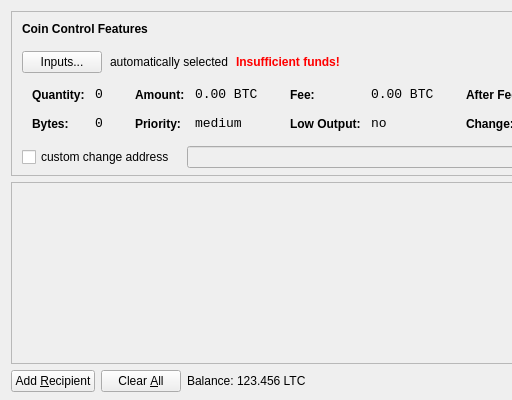
The window that src/qt/forms/sendcoinsdialog.ui (tppcoin/tppcoin) describes before a commit, drawn with Qt 5; both pictures show x 0 to 512 and y 0 to 400 of the 850 by 400 pixel window.
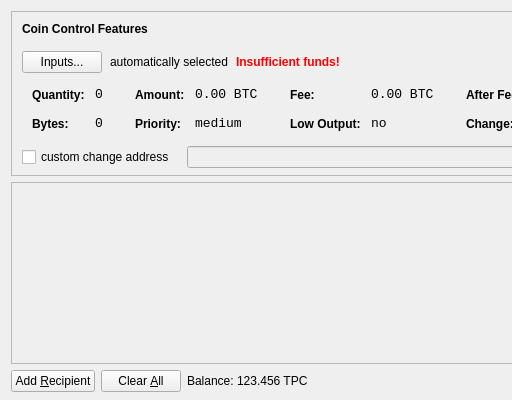
The same window after the commit. Icons and pictures are not drawn.

Patch:
```diff
--- a/src/qt/forms/sendcoinsdialog.ui
+++ b/src/qt/forms/sendcoinsdialog.ui
@@ -720,7 +720,7 @@
           <cursorShape>IBeamCursor</cursorShape>
          </property>
          <property name="text">
-          <string>123.456 LTC</string>
+          <string>123.456 TPC</string>
          </property>
          <property name="textInteractionFlags">
           <set>Qt::LinksAccessibleByMouse|Qt::TextSelectableByKeyboard|Qt::TextSelectableByMouse</set>
```
